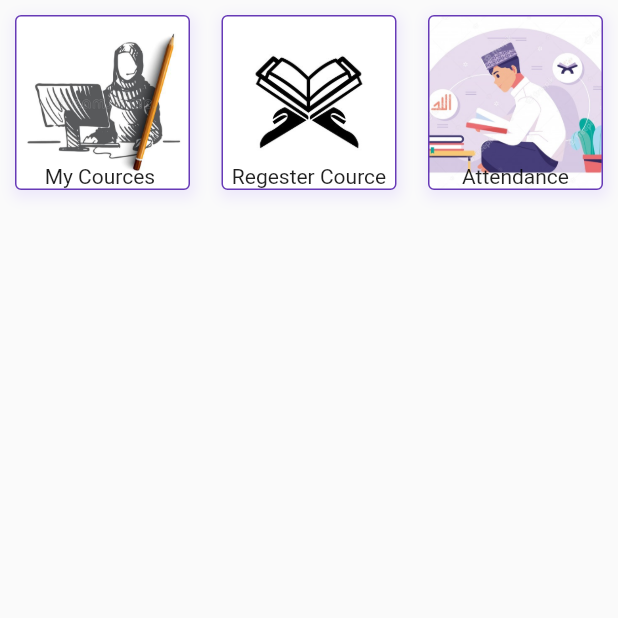
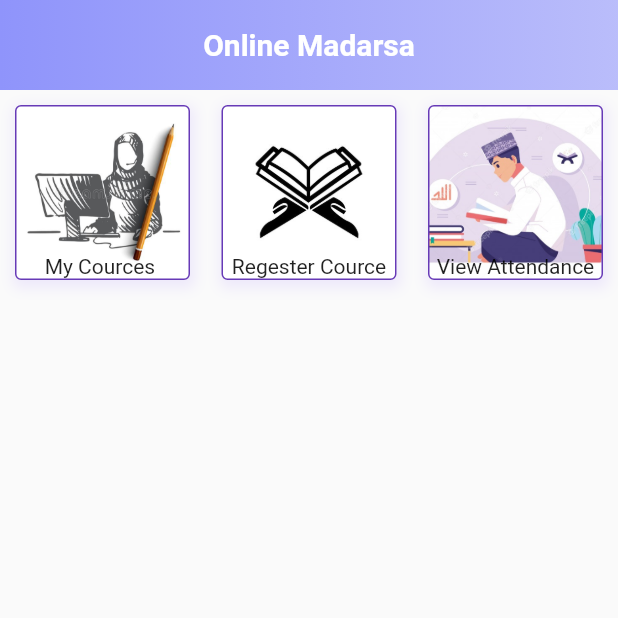
Before and after one commit to Qasimfazal/theguiderclienttt, a Flutter app: the OnlineMadarsa screen opened directly, on a phone screen of 412 x 824 dp, the top half of it. Run offline on Flutter 3.47's test engine with Material 2 defaults, Android fonts, the phone set to English and light mode, and no system bars; our stand-ins replace curved_navigation_bar, firebase_auth, firebase_core, firebase_database, fluttertoast, form_field_validator and 1 more; missing offline and left inert: jitsi_meet; accounts and stored records are empty.

Commit message:
all complete till absent work ///26 dec

```diff
--- a/lib/List/MAdarsaList/OnlineMadarsa.dart
+++ b/lib/List/MAdarsaList/OnlineMadarsa.dart
@@ -1,6 +1,5 @@
 import 'package:flutter/cupertino.dart';
 import 'package:flutter/material.dart';
-import 'package:theguiderclienttt/List/MAdarsaList/MyCourceList.dart';
 import 'package:theguiderclienttt/Meeting.dart';
 import 'package:theguiderclienttt/Screens/RegesterCource.dart';
 
@@ -28,7 +27,7 @@ List<OnlineMadarsalist > madarsaList = [
      navigation: RegesterCourceList(),
   ),
   OnlineMadarsalist (
-    destination: 'Attendance',
+    destination: 'View Attendance',
     image: 'assets/tilavat.jpeg',
     navigation: 'jhb',
   ),
--- a/lib/Screens/Madarsa.dart
+++ b/lib/Screens/Madarsa.dart
@@ -1,5 +1,6 @@
 import 'package:flutter/material.dart';
 import 'package:theguiderclienttt/List/MAdarsaList/OnlineMadarsa.dart';
+import 'package:theguiderclienttt/widget/Appbar_Custom.dart';
 
 import '../globals.dart';
 
@@ -27,9 +28,10 @@ class _OnlineMadarsaState extends State<OnlineMadarsa> {
       body: Container(
         child: Column(
           children: [
-            Container(
-              height: MediaQuery.of(context).size.height,
-              width: MediaQuery.of(context).size.width,
+            GradientAppBar("Online Madarsa"),
+           Expanded(
+              // height: MediaQuery.of(context).size.height,
+              // width: MediaQuery.of(context).size.width,
               child: GridView.builder(
                 gridDelegate: SliverGridDelegateWithMaxCrossAxisExtent(
                     maxCrossAxisExtent: 200,
--- a/lib/Screens/Splash.dart
+++ b/lib/Screens/Splash.dart
@@ -47,7 +47,7 @@ class _SplashscreenState extends State<Splashscreen> {
               child: Column(
                 mainAxisAlignment: MainAxisAlignment.center,
                 children: [
-                  Image.asset('assets/Alqurankareem.jpeg'),
+                  Image.asset('assets/logo8.jpeg'),
                 ],
               ),
             ),
--- a/lib/main.dart
+++ b/lib/main.dart
@@ -14,6 +14,7 @@ class MyApp extends StatelessWidget {
   @override
   Widget build(BuildContext context) {
     return MaterialApp(
+      debugShowCheckedModeBanner: false,
       title: 'TheGuiderClient',
 
       home: Splashscreen(),
--- /dev/null
+++ b/lib/widget/Appbar_Custom.dart
@@ -0,0 +1,44 @@
+
+import 'package:flutter/cupertino.dart';
+import 'package:flutter/material.dart';
+
+class GradientAppBar extends StatelessWidget {
+
+  final String titlee;
+  final double barHeight = 60.0;
+
+  GradientAppBar(this.titlee);
+
+  @override
+  Widget build(BuildContext context) {
+    final double statusbarHeight = MediaQuery
+        .of(context)
+        .padding
+        .top;
+
+    return new Container(
+      padding: EdgeInsets.only(top: statusbarHeight),
+      height: statusbarHeight + barHeight,
+      child: Center(
+        child: Text(
+          titlee,
+          style: TextStyle(fontSize: 20.0, color: Colors.white, fontWeight: FontWeight.bold),
+        ),
+      ),
+      decoration: BoxDecoration(
+        gradient: LinearGradient(
+
+            colors: [
+              Color.fromRGBO(143, 148, 251, 1),
+              Color.fromRGBO(143, 148, 251, .6),
+            ],
+            // colors: [Colors.red, Colors.blue],
+            // begin: const FractionalOffset(0.0, 0.0),
+            // end: const FractionalOffset(0.5, 0.0),
+            stops: [0.0, 1.0],
+            tileMode: TileMode.clamp
+        ),
+      ),
+    );
+  }
+}
```
Also changed, not shown: lib/Data/Data.dart (+15 -61 lines), lib/List/MAdarsaList/MyCourceList.dart (deleted, +0 -35 lines), lib/Meeting.dart (+46 -55 lines), lib/Screens/HomeScreen.dart (+23 -17 lines), lib/Screens/LoadingPage.dart (deleted, +0 -67 lines), lib/Screens/Login_.dart (+3 -15 lines), lib/Screens/RegesterCource.dart (+103 -35 lines), assets/logo5.png (added), assets/logo8.jpeg (added).
